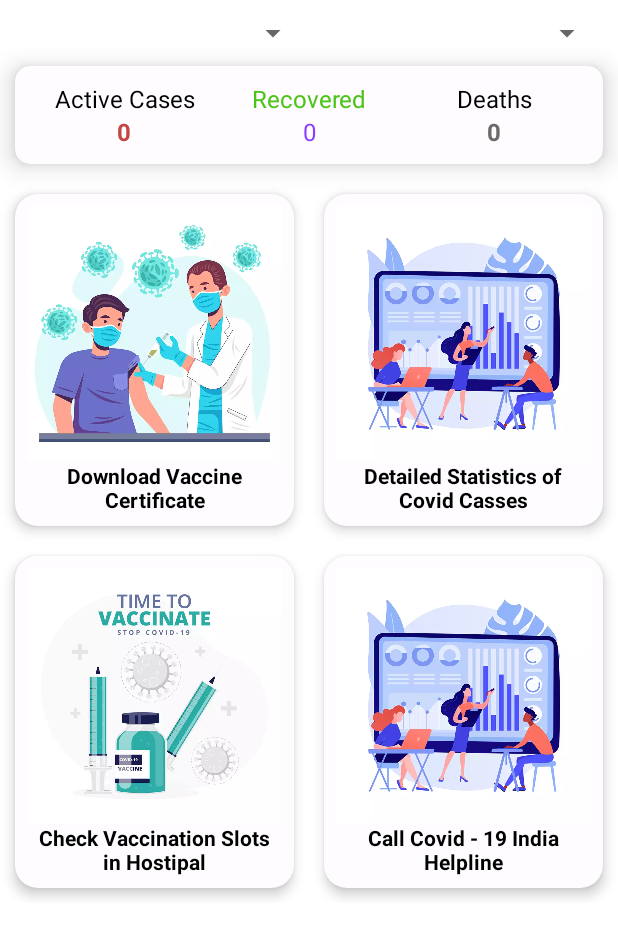
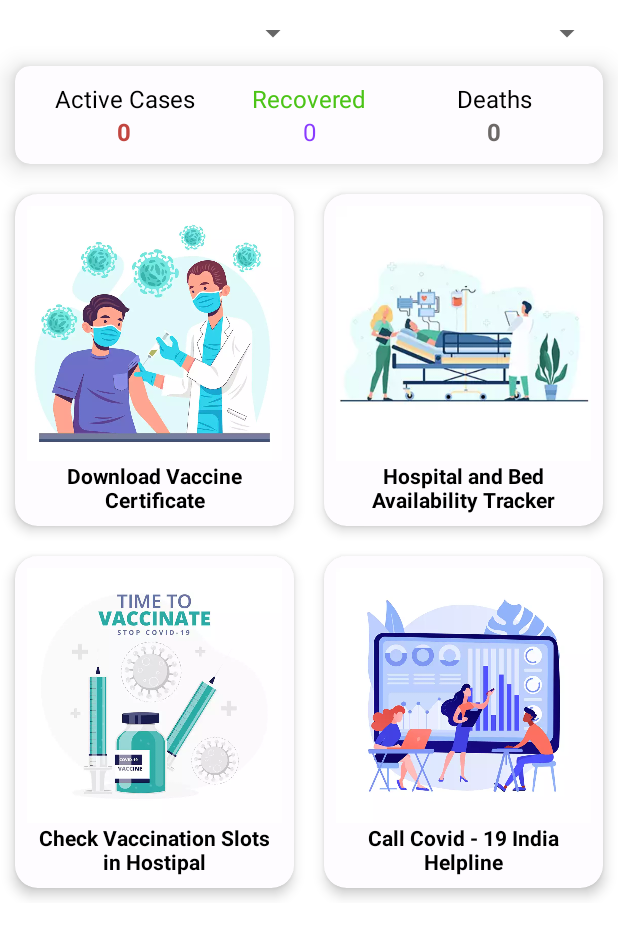
Before and after one commit to beyonity/CovidCertificate, an Android app: the fragment HomeFragment shown on its own in the app's theme, on a phone screen of 412 x 824 dp. Shown: the top 938 px of the screen. Run offline under Robolectric (Android 15) with nearby library versions, the phone set to English and light mode, and no system bars; libraries missing offline, so code that uses them is left out: com.androidnetworking, com.androidnetworking.error, com.androidnetworking.interfaces; Roboto replaces fonts that are not available here; 1 statement that could not run was skipped.

```diff
--- a/app/src/main/res/layout/fragment_home.xml
+++ b/app/src/main/res/layout/fragment_home.xml
@@ -226,7 +226,7 @@
                         android:layout_width="wrap_content"
                         android:layout_height="wrap_content"
                         android:adjustViewBounds="true"
-                        android:src="@drawable/stati" />
+                        android:src="@drawable/beds" />
 
                     <TextView
                         android:layout_width="match_parent"
@@ -235,7 +235,7 @@
                         android:gravity="center"
                         android:paddingLeft="5dp"
                         android:paddingRight="5dp"
-                        android:text="Detailed Statistics of Covid Casses"
+                        android:text="Hospital and Bed Availability Tracker"
                         android:textAlignment="center"
                         android:textColor="@color/Black"
                         android:textStyle="bold" />
```
Also changed, not shown: app/src/main/res/drawable/beds.webp (added).
